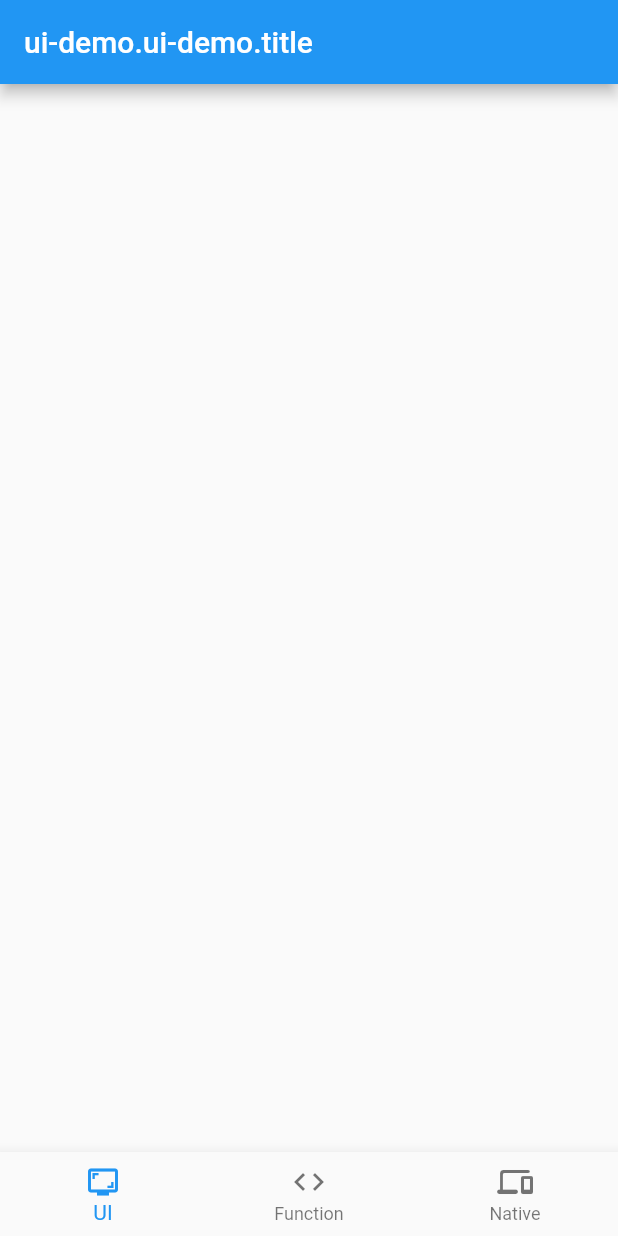
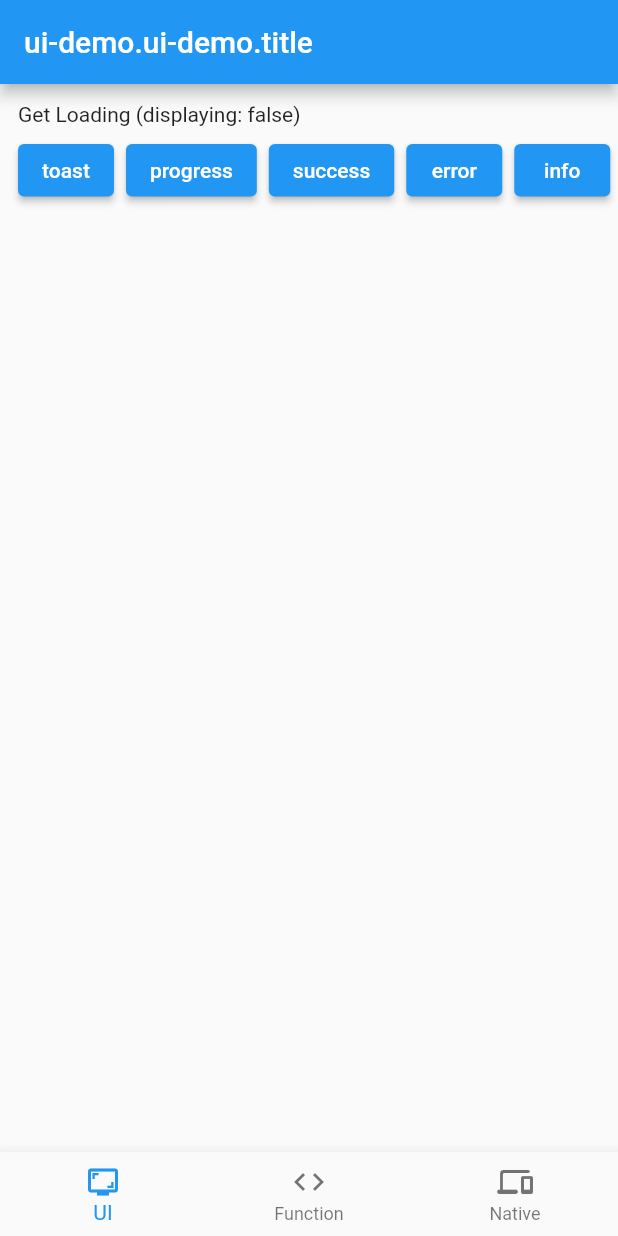
Before and after one commit to rua-flutter/get_module.dart, a Flutter app: the screen it shows after launch, on a phone screen of 412 x 824 dp. Run offline on Flutter 3.47's test engine with Material 2 defaults, Android fonts, the phone set to English and light mode, and no system bars; our stand-ins replace flutter_easyloading, get; missing offline and left inert: get_event_bus.

Commit message:
demo: get loading

```diff
--- a/mono_demo/lib/main.dart
+++ b/mono_demo/lib/main.dart
@@ -9,6 +9,6 @@ void main() {
     /// project modules
     FoundationModule(),
     /// runApp()
-    GetMaterialAppModule(),
+    GetMaterialAppModule()..dependencies = [GetLoadingModule],
   ]);
 }
--- a/mono_demo/lib/modules/foundation/foundation_module.dart
+++ b/mono_demo/lib/modules/foundation/foundation_module.dart
@@ -3,6 +3,7 @@ import 'dart:async';
 import 'package:get/get.dart';
 import 'package:get_module/get_module.dart';
 import 'package:mono_demo/modules/foundation/page/entry_page.dart';
+import 'package:mono_demo/modules/ui_demo/page/controller/ui_demo_controller.dart';
 
 class FoundationModule extends Module {
   @override
@@ -13,6 +14,7 @@ class FoundationModule extends Module {
         page: () => const EntryPage(),
         bindings: [
           BindingsBuilder.put(() => EntryController()),
+          BindingsBuilder.put(() => UIDemoController()),
         ]
       ),
     );
--- a/mono_demo/lib/modules/foundation/page/entry_page.dart
+++ b/mono_demo/lib/modules/foundation/page/entry_page.dart
@@ -7,7 +7,10 @@ class EntryController extends GetxController with GetSingleTickerProviderStateMi
 
   late final tabController = TabController(length: 3, vsync: this);
 
-
+  changeTab(int index) {
+    tabIndex.value = index;
+    tabController.index = index;
+  }
 }
 
 class EntryPage extends GetView<EntryController> {
@@ -16,10 +19,18 @@ class EntryPage extends GetView<EntryController> {
   @override
   Widget build(BuildContext context) {
     return Scaffold(
-      body: UIDemoPage(),
+      body: TabBarView(
+        controller: controller.tabController,
+        children: [
+          UIDemoPage(),
+          UIDemoPage(),
+          UIDemoPage(),
+        ],
+      ),
       bottomNavigationBar: Obx(() {
         return BottomNavigationBar(
           currentIndex: controller.tabIndex.value,
+          onTap: controller.changeTab,
           items: [
             BottomNavigationBarItem(icon: const Icon(Icons.screenshot_monitor), label: 'UI'.tr),
             BottomNavigationBarItem(icon: const Icon(Icons.code), label: 'Function'.tr),
--- /dev/null
+++ b/mono_demo/lib/modules/ui_demo/component/get_loading_part.dart
@@ -0,0 +1,82 @@
+import 'package:flutter/material.dart';
+import 'package:get/get.dart';
+import 'package:get_loading/get_loading.dart';
+
+class GetLoadingPart extends StatelessWidget {
+  const GetLoadingPart({Key? key}) : super(key: key);
+
+  @override
+  Widget build(BuildContext context) {
+    return Column(
+      crossAxisAlignment: CrossAxisAlignment.start,
+      children: [
+        Padding(
+          padding: const EdgeInsets.all(12.0),
+          child: Obx(() => Text('Get Loading (displaying: ${Get.loading.isShow})')),
+        ),
+        SizedBox(
+          height: 35,
+          child: ListView(
+            shrinkWrap: true,
+            scrollDirection: Axis.horizontal,
+            padding: const EdgeInsets.symmetric(horizontal: 12),
+            children: [
+              ElevatedButton(
+                onPressed: () {
+                  Get.loading.toast('hi');
+                },
+                child: const Text('toast'),
+              ),
+              Padding(
+                padding: const EdgeInsets.only(left: 8.0),
+                child: ElevatedButton(
+                  onPressed: () async {
+                    Get.loading.progress(0);
+                    await Future.delayed(const Duration(milliseconds: 300));
+                    Get.loading.progress(0.25);
+                    await Future.delayed(const Duration(milliseconds: 300));
+                    Get.loading.progress(0.5);
+                    await Future.delayed(const Duration(milliseconds: 300));
+                    Get.loading.progress(0.75);
+                    await Future.delayed(const Duration(milliseconds: 300));
+                    Get.loading.progress(1);
+                    await Future.delayed(const Duration(milliseconds: 300));
+                    Get.loading.hide();
+                  },
+                  child: const Text('progress'),
+                ),
+              ),
+              Padding(
+                padding: const EdgeInsets.only(left: 8.0),
+                child: ElevatedButton(
+                  onPressed: () {
+                    Get.loading.success('success');
+                  },
+                  child: const Text('success'),
+                ),
+              ),
+              Padding(
+                padding: const EdgeInsets.only(left: 8.0),
+                child: ElevatedButton(
+                  onPressed: () {
+                    Get.loading.error('error');
+                  },
+                  child: const Text('error'),
+                ),
+              ),
+              Padding(
+                padding: const EdgeInsets.only(left: 8.0),
+                child: ElevatedButton(
+                  onPressed: () {
+                    Get.loading.info('info');
+                  },
+                  child: const Text('info'),
+                ),
+              ),
+            ],
+          ),
+        ),
+      ],
+    );
+  }
+}
--- /dev/null
+++ b/mono_demo/lib/modules/ui_demo/page/controller/ui_demo_controller.dart
@@ -0,0 +1,4 @@
+import 'package:get/get.dart';
+
+class UIDemoController extends GetxController {
+}
--- a/mono_demo/lib/modules/ui_demo/page/ui_demo_page.dart
+++ b/mono_demo/lib/modules/ui_demo/page/ui_demo_page.dart
@@ -1,5 +1,7 @@
 import 'package:flutter/material.dart';
 import 'package:get/utils.dart';
+import 'package:get_loading/get_loading.dart';
+import 'package:mono_demo/modules/ui_demo/component/get_loading_part.dart';
 
 class UIDemoPage extends StatelessWidget {
   const UIDemoPage({Key? key}) : super(key: key);
@@ -12,7 +14,7 @@ class UIDemoPage extends StatelessWidget {
       ),
       body: ListView(
         children: [
-
+          const GetLoadingPart(),
         ],
       ),
     );
```
